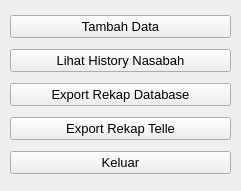
Qt form mainFiles/assets/ui/adminUi.ui (NathanielClarence/telemarketingdb) before a commit.
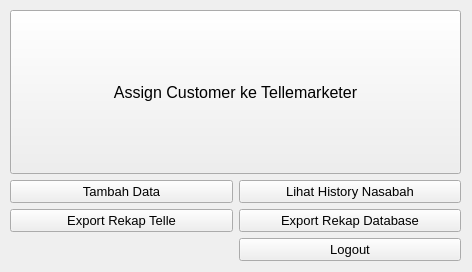
The same form after that commit.

Commit message: assign new and recurring customers implemented.

```diff
--- a/mainFiles/assets/ui/adminUi.ui
+++ b/mainFiles/assets/ui/adminUi.ui
@@ -6,8 +6,8 @@
    <rect>
     <x>0</x>
     <y>0</y>
-    <width>241</width>
-    <height>191</height>
+    <width>472</width>
+    <height>272</height>
    </rect>
   </property>
   <property name="windowTitle">
@@ -18,24 +18,12 @@
     <rect>
      <x>10</x>
      <y>10</y>
-     <width>221</width>
-     <height>171</height>
+     <width>451</width>
+     <height>251</height>
     </rect>
    </property>
-   <layout class="QVBoxLayout" name="verticalLayout">
-    <item>
-     <widget class="QPushButton" name="btn_add">
-      <property name="font">
-       <font>
-        <pointsize>10</pointsize>
-       </font>
-      </property>
-      <property name="text">
-       <string>Tambah Data</string>
-      </property>
-     </widget>
-    </item>
-    <item>
+   <layout class="QGridLayout" name="gridLayout">
+    <item row="1" column="1">
      <widget class="QPushButton" name="btn_history">
       <property name="font">
        <font>
@@ -47,19 +35,7 @@
       </property>
      </widget>
     </item>
-    <item>
-     <widget class="QPushButton" name="btn_exportDB">
-      <property name="font">
-       <font>
-        <pointsize>10</pointsize>
-       </font>
-      </property>
-      <property name="text">
-       <string>Export Rekap Database</string>
-      </property>
-     </widget>
-    </item>
-    <item>
+    <item row="2" column="0">
      <widget class="QPushButton" name="btn_exportUser">
       <property name="font">
        <font>
@@ -71,7 +47,31 @@
       </property>
      </widget>
     </item>
-    <item>
+    <item row="2" column="1">
+     <widget class="QPushButton" name="btn_exportDB">
+      <property name="font">
+       <font>
+        <pointsize>10</pointsize>
+       </font>
+      </property>
+      <property name="text">
+       <string>Export Rekap Database</string>
+      </property>
+     </widget>
+    </item>
+    <item row="1" column="0">
+     <widget class="QPushButton" name="btn_add">
+      <property name="font">
+       <font>
+        <pointsize>10</pointsize>
+       </font>
+      </property>
+      <property name="text">
+       <string>Tambah Data</string>
+      </property>
+     </widget>
+    </item>
+    <item row="3" column="1">
      <widget class="QPushButton" name="btn_exit">
       <property name="font">
        <font>
@@ -79,7 +79,25 @@
        </font>
       </property>
       <property name="text">
-       <string>Keluar</string>
+       <string>Logout</string>
+      </property>
+     </widget>
+    </item>
+    <item row="0" column="0" colspan="2">
+     <widget class="QPushButton" name="btn_assign">
+      <property name="sizePolicy">
+       <sizepolicy hsizetype="Minimum" vsizetype="Minimum">
+        <horstretch>0</horstretch>
+        <verstretch>0</verstretch>
+       </sizepolicy>
+      </property>
+      <property name="font">
+       <font>
+        <pointsize>12</pointsize>
+       </font>
+      </property>
+      <property name="text">
+       <string>Assign Customer ke Tellemarketer</string>
       </property>
      </widget>
     </item>
```
Left out of the diff: 2 changed lines with no effect on the pictures. The commit also changes 7 other files.
